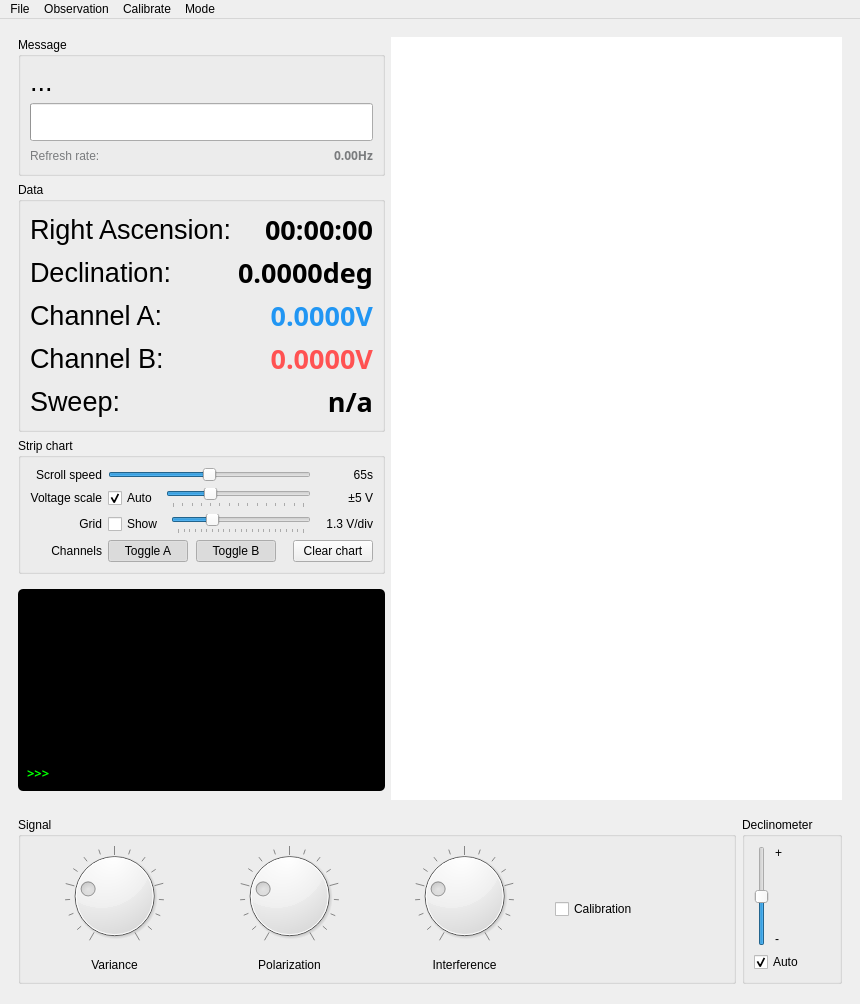
Qt form layouts/threepio.ui (RuideFu/threepio) before a commit.
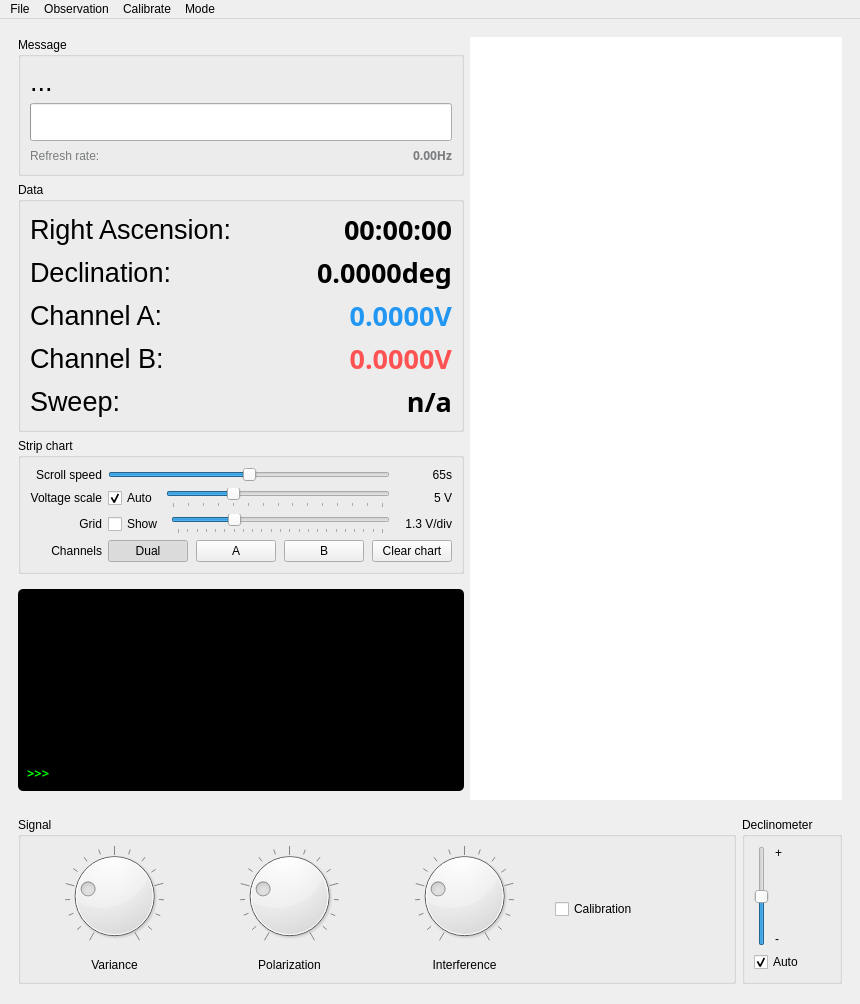
The same form after that commit. Custom widgets are drawn as their Qt base class.

Commit message: strip chart UI update

Patch:
```diff
--- a/layouts/threepio.ui
+++ b/layouts/threepio.ui
@@ -659,7 +659,7 @@
              <string>Manual maximum voltage (±) when Auto is off.</string>
             </property>
             <property name="text">
-             <string>±5 V</string>
+             <string>5 V</string>
             </property>
             <property name="alignment">
              <set>Qt::AlignRight|Qt::AlignTrailing|Qt::AlignVCenter</set>
@@ -754,7 +754,7 @@
            </widget>
           </item>
           <item row="3" column="1" colspan="2">
-           <layout class="QHBoxLayout" name="stripchart_actions_layout" stretch="0,0,1,0">
+           <layout class="QHBoxLayout" name="stripchart_actions_layout" stretch="0,0,0,1,0">
             <property name="spacing">
              <number>8</number>
             </property>
@@ -770,7 +770,7 @@
                <bool>true</bool>
               </property>
               <property name="text">
-               <string>Toggle A</string>
+               <string>Dual</string>
               </property>
              </widget>
             </item>
@@ -782,11 +782,24 @@
               <property name="checkable">
                <bool>true</bool>
               </property>
-              <property name="checked">
+              <property name="text">
+               <string>A</string>
+              </property>
+              <attribute name="buttonGroup">
+               <string notr="true">channel_button_group</string>
+              </attribute>
+             </widget>
+            </item>
+            <item>
+             <widget class="QPushButton" name="channel_b_button">
+              <property name="toolTip">
+               <string>Show only channel B.</string>
+              </property>
+              <property name="checkable">
                <bool>true</bool>
               </property>
               <property name="text">
-               <string>Toggle B</string>
+               <string>B</string>
               </property>
              </widget>
             </item>
```
Left out of the diff: 26 changed lines with no effect on the pictures. The commit also changes 3 other files.
